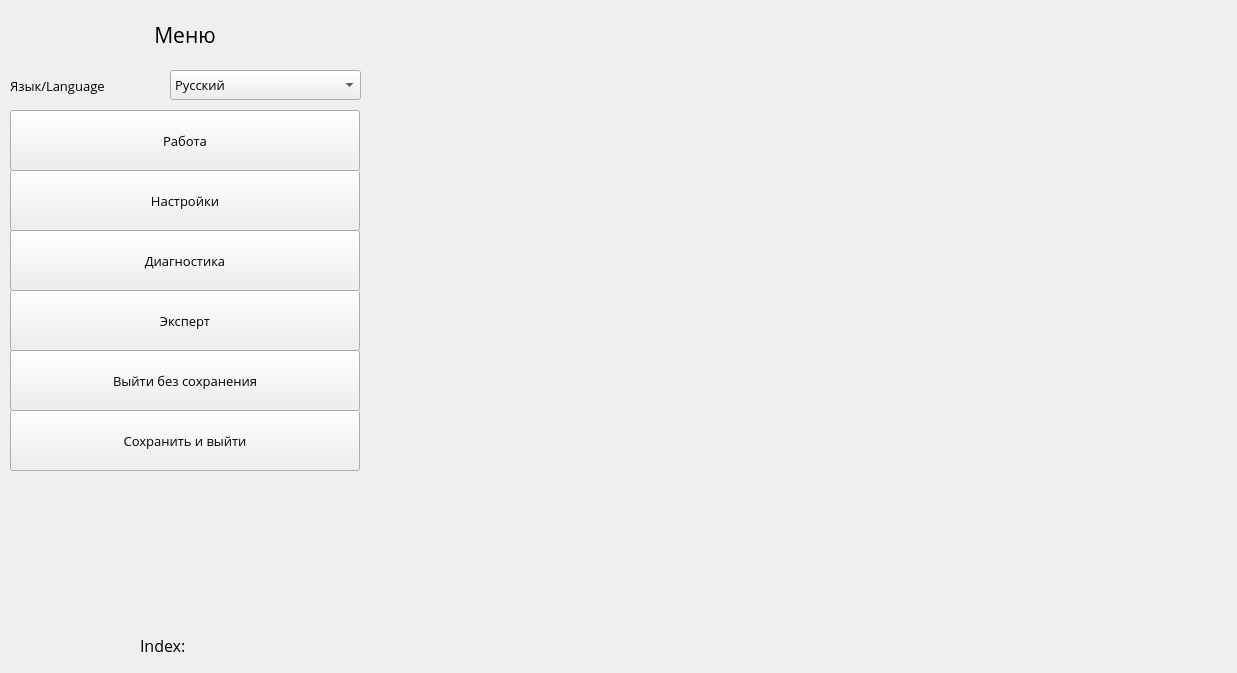
Old version of the form stackedoptions.ui in the repository tomyqg/topaz-m.
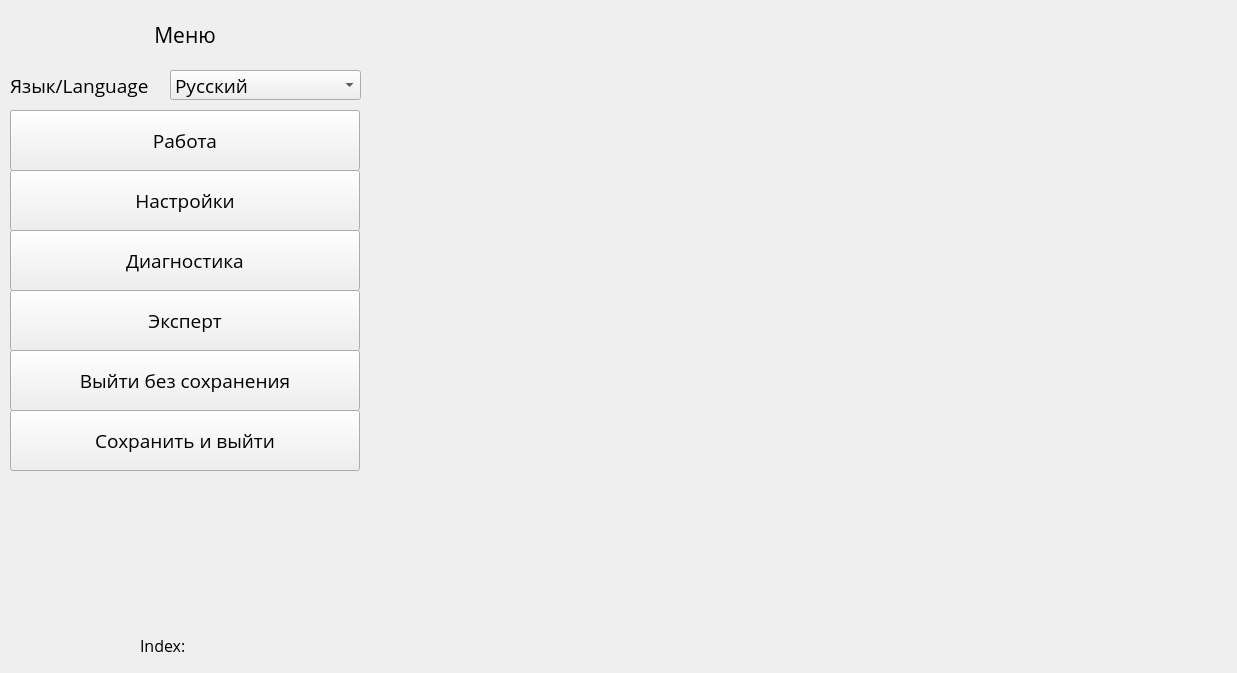
New version of the form. The open tabs and pages were chosen to show the change. Custom widgets are drawn as their Qt base class.

The edit to the form file:
```diff
--- a/stackedoptions.ui
+++ b/stackedoptions.ui
@@ -38,7 +38,7 @@
      <property name="font">
       <font>
        <family>Open Sans</family>
-       <pointsize>10</pointsize>
+       <pointsize>14</pointsize>
       </font>
      </property>
      <property name="text">
@@ -57,7 +57,7 @@
      <property name="font">
       <font>
        <family>Open Sans</family>
-       <pointsize>10</pointsize>
+       <pointsize>14</pointsize>
       </font>
      </property>
      <property name="text">
@@ -76,7 +76,7 @@
      <property name="font">
       <font>
        <family>Open Sans</family>
-       <pointsize>10</pointsize>
+       <pointsize>14</pointsize>
       </font>
      </property>
      <property name="text">
@@ -95,7 +95,7 @@
      <property name="font">
       <font>
        <family>Open Sans</family>
-       <pointsize>10</pointsize>
+       <pointsize>14</pointsize>
       </font>
      </property>
      <property name="text">
@@ -114,7 +114,7 @@
      <property name="font">
       <font>
        <family>Open Sans</family>
-       <pointsize>10</pointsize>
+       <pointsize>14</pointsize>
       </font>
      </property>
      <property name="text">
@@ -155,7 +155,7 @@
      <property name="font">
       <font>
        <family>Open Sans</family>
-       <pointsize>10</pointsize>
+       <pointsize>14</pointsize>
       </font>
      </property>
      <property name="text">
@@ -174,7 +174,7 @@
      <property name="font">
       <font>
        <family>Open Sans</family>
-       <pointsize>10</pointsize>
+       <pointsize>14</pointsize>
       </font>
      </property>
      <property name="text">
@@ -193,7 +193,7 @@
      <property name="font">
       <font>
        <family>Open Sans</family>
-       <pointsize>10</pointsize>
+       <pointsize>14</pointsize>
       </font>
      </property>
      <item>
```
Left out of the diff: 12 changed lines with no effect on the pictures.
